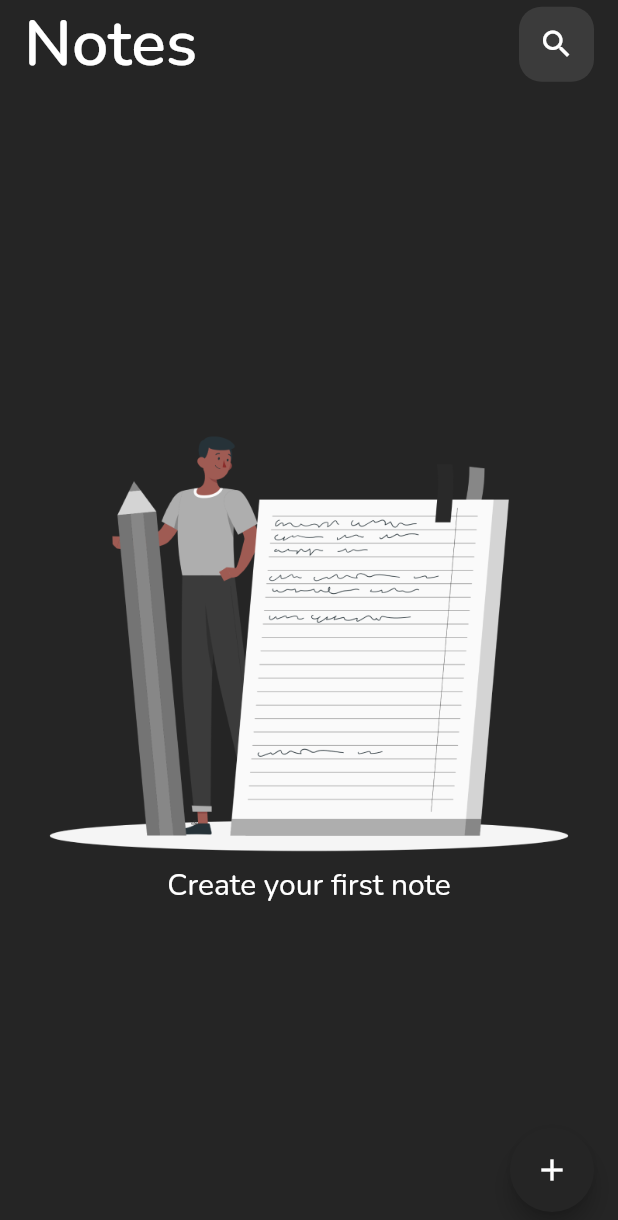
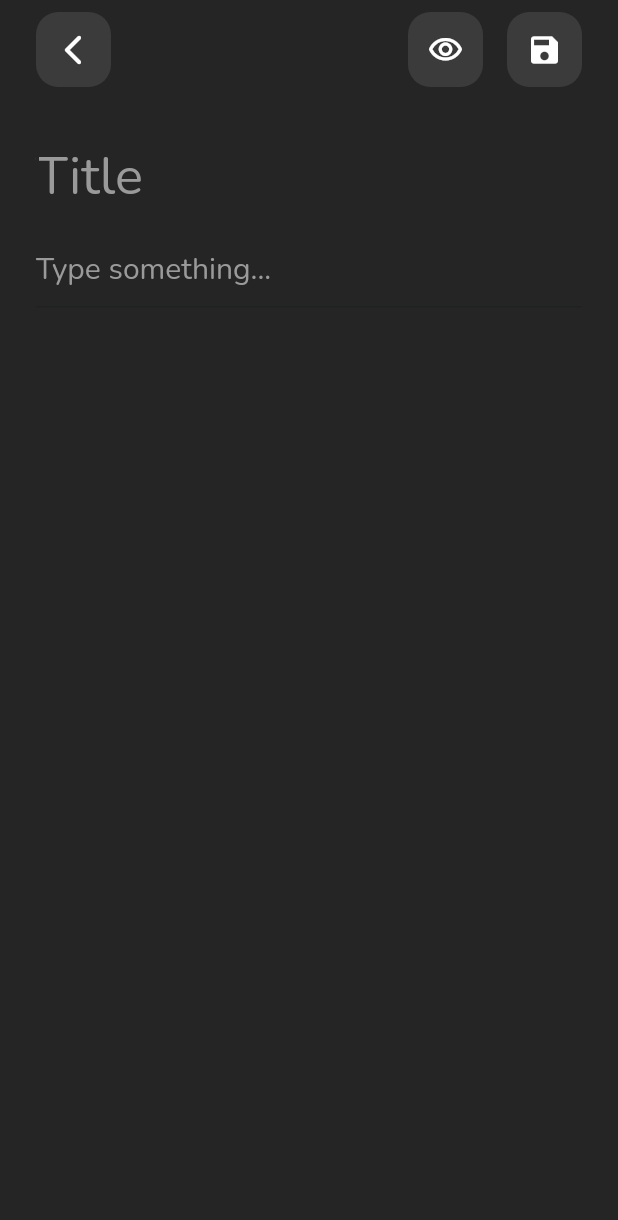
Before and after one commit to SelaseKay/flutter_note_app, a Flutter app: the screen it shows after launch, after a tap on the "add" icon, on a phone screen of 412 x 824 dp. Shown: the top 1220 px of the screen. Run offline on Flutter 3.47's test engine with Material 3 defaults, Android fonts, the phone set to English and light mode, and no system bars.

Commit message:
Build editor screen

```diff
--- a/lib/constants/app_dimens.dart
+++ b/lib/constants/app_dimens.dart
@@ -19,6 +19,8 @@ class AppDimens {
 
   static const paddingMedium = 24.0;
 
+  static const paddingLarge = 32.0;
+
   static const iconButtonSize = 50.0;
 
   static const textFieldHeight = 50.0;
--- a/lib/model/note.dart
+++ b/lib/model/note.dart
@@ -1,7 +1,9 @@
-// class Note {
+class Note {
+  const Note({required this.id, required this.title, required this.body});
 
-//   final int id;
+  final int id;
 
-//   final String
+  final String title;
 
-// }
+  final String body;
+}
--- a/lib/resources/app_drawables.dart
+++ b/lib/resources/app_drawables.dart
@@ -4,6 +4,6 @@ class AppDrawables {
 
   static const createFirstNoteImg = "$_baseUrl/create_first_note.png";
 
-
+  static const noteNotFoundImg = "$_baseUrl/note_note_found.png";
 
 }
--- a/lib/resources/app_strings.dart
+++ b/lib/resources/app_strings.dart
@@ -6,4 +6,10 @@ class AppStrings {
   static const createYourFirstNote = "Create your first note";
 
   static const searchNotes = "Search Notes";
+
+  static const noteNoteFound = "Note not found. Try searching again.";
+
+  static const title = "Title";
+
+  static const typeSomething = "Type something...";
 }
--- a/lib/ux/navigation/navigation.dart
+++ b/lib/ux/navigation/navigation.dart
@@ -1,5 +1,6 @@
 import 'package:flutter/material.dart';
 import 'package:note_app/ux/shared/slide_left_route.dart';
+import 'package:note_app/ux/views/editor_screen.dart';
 import 'package:note_app/ux/views/home_screen.dart';
 import 'package:note_app/ux/views/search_notes_screen.dart';
 
@@ -11,6 +12,7 @@ class Navigation {
 
   static const entry = "/";
   static const searchNotesScreen = "search_notes_screen";
+  static const editorScreen = "editor_screen";
 
   Navigation._();
 
@@ -24,6 +26,14 @@ class Navigation {
         return SlideLeftRoute(widget: const HomeScreen());
       case searchNotesScreen:
         return SlideLeftRoute(widget: const SearchNotesScreen());
+      case editorScreen:
+        assert(settings.arguments != null);
+        assert(settings.arguments is EditorScreenData);
+        final screenData = settings.arguments as EditorScreenData;
+        return SlideLeftRoute(
+            widget: EditorScreen(
+          screenData: screenData,
+        ));
 
       default:
         return openRoute(
@@ -34,9 +44,6 @@ class Navigation {
           ),
         );
     }
-
-
-
   }
 
   //  static openGetStartedScreen({required BuildContext context}) {
@@ -55,24 +62,28 @@ class Navigation {
     Navigator.pushNamed(context, searchNotesScreen);
   }
 
+  static openEditorScreen({required BuildContext context, Object? arguments}) {
+    Navigator.pushNamed(context, editorScreen, arguments: arguments);
+  }
+
+  static back({required BuildContext context}) {
+    Navigator.pop(context);
+  }
+
   // static openOtpVerificationScreen(
   //     {required BuildContext context, Object? arguments}) {
   //   Navigator.pushNamed(context, otpVerificationScreen, arguments: arguments);
   // }
-
-
-
-
 
   // static popToPaymentsScreen({required BuildContext context}) {
   //   Navigator.of(context)
   //     ..pushNamedAndRemoveUntil(
   //         homeScreen, (route) => !Navigator.canPop(context))
   //     ..pushNamed(paymentsScreen);
-    // ..pushNamed(paymentsScreen);
+  // ..pushNamed(paymentsScreen);
 
-    // ..pushNamed(paymentsScreen);
-  }
+  // ..pushNamed(paymentsScreen);
+}
 
   // static openMain({required BuildContext context, required NavigationHostPageConfig pageConfig}) {
   //   Navigator.pushNamedAndRemoveUntil(context, main, (route) => false, arguments: pageConfig);
--- /dev/null
+++ b/lib/ux/shared/editor.dart
@@ -0,0 +1,90 @@
+import 'package:flutter/material.dart';
+import 'package:note_app/config/app_colors.dart';
+import 'package:note_app/constants/app_dimens.dart';
+import 'package:note_app/resources/app_strings.dart';
+
+class Editor extends StatefulWidget {
+  const Editor({
+    super.key,
+    this.title,
+    this.body,
+    this.onTitleChanged,
+    this.onBodyChanged,
+  });
+
+  final String? title;
+  final String? body;
+
+  final Function(String)? onTitleChanged;
+  final Function(String)? onBodyChanged;
+
+  @override
+  State<Editor> createState() => _EditorState();
+}
+
+class _EditorState extends State<Editor> {
+  late final TextEditingController titleController;
+  late final TextEditingController bodyController;
+
+  @override
+  void initState() {
+    super.initState();
+
+    titleController = TextEditingController(text: widget.title ?? "");
+    bodyController = TextEditingController(text: widget.body ?? "");
+  }
+
+  @override
+  Widget build(BuildContext context) {
+    return Column(
+      children: [
+        Padding(
+          padding: const EdgeInsets.symmetric(
+            horizontal: AppDimens.paddingMedium,
+          ),
+          child: TextField(
+            maxLines: 1,
+            controller: titleController,
+            autofocus: true,
+            onChanged: (value) {
+              widget.onTitleChanged!(value);
+            },
+            style: Theme.of(context).textTheme.headlineMedium?.copyWith(
+                  color: Colors.white,
+                ),
+            decoration: InputDecoration(
+              hintStyle: Theme.of(context)
+                  .textTheme
+                  .headlineMedium
+                  ?.copyWith(color: AppColors.gray),
+              hintText: AppStrings.title,
+            ),
+          ),
+        ),
+        Padding(
+          padding: const EdgeInsets.symmetric(
+            horizontal: AppDimens.paddingMedium,
+          ),
+          child: TextField(
+            style: Theme.of(context).textTheme.displaySmall?.copyWith(
+                  color: Colors.white,
+                ),
+            onChanged: (value) {
+              widget.onBodyChanged!(value);
+            },
+            controller: bodyController,
+            keyboardType: TextInputType.multiline,
+            maxLines: null,
+            decoration: InputDecoration(
+              hintStyle: Theme.of(context)
+                  .textTheme
+                  .displaySmall
+                  ?.copyWith(color: AppColors.gray),
+              hintText: AppStrings.typeSomething,
+            ),
+          ),
+        )
+      ],
+    );
+  }
+}
--- /dev/null
+++ b/lib/ux/views/editor_screen.dart
@@ -0,0 +1,164 @@
+import 'package:flutter/material.dart';
+import 'package:note_app/config/app_colors.dart';
+import 'package:note_app/constants/app_dimens.dart';
+import 'package:note_app/model/note.dart';
+import 'package:note_app/resources/app_strings.dart';
+import 'package:note_app/ux/navigation/navigation.dart';
+import 'package:note_app/ux/shared/custom_icon_button.dart';
+import 'package:note_app/ux/shared/editor.dart';
+import 'package:note_app/ux/shared/note_preview.dart';
+
+enum EditorState {
+  preview,
+  edit,
+}
+
+class EditorScreenData {
+  EditorScreenData({
+    this.note,
+    required this.editorState,
+  });
+
+  Note? note;
+  EditorState editorState;
+}
+
+class EditorScreen extends StatefulWidget {
+  EditorScreen({
+    super.key,
+    required this.screenData,
+  });
+
+  EditorScreenData screenData;
+
+  @override
+  State<EditorScreen> createState() => _EditorScreenState();
+}
+
+class _EditorScreenState extends State<EditorScreen> {
+  @override
+  Widget build(BuildContext context) {
+    return Scaffold(
+      body: Column(
+        children: [
+          Padding(
+            padding: EdgeInsets.only(
+              left: AppDimens.paddingMedium,
+              right: AppDimens.paddingMedium,
+              top: MediaQuery.of(context).padding.top + AppDimens.paddingNano,
+            ),
+            child: Row(children: [
+              CustomIconButton(
+                onPressed: () => Navigation.back(context: context),
+                icon: Icons.arrow_back_ios_rounded,
+              ),
+              const Spacer(),
+              Visibility(
+                visible: widget.screenData.editorState == EditorState.edit,
+                child: CustomIconButton(
+                  onPressed: () {
+                    setState(() {
+                      widget.screenData.editorState = EditorState.preview;
+                    });
+                  },
+                  icon: Icons.visibility_outlined,
+                ),
+              ),
+              const SizedBox(width: AppDimens.paddingDefault),
+              Visibility(
+                visible: widget.screenData.editorState == EditorState.edit,
+                child: CustomIconButton(
+                  onPressed: () {
+                    setState(() {
+                      widget.screenData.editorState = EditorState.preview;
+                    });
+                  },
+                  icon: Icons.save,
+                ),
+              ),
+              Visibility(
+                visible: widget.screenData.editorState == EditorState.preview,
+                child: CustomIconButton(
+                  onPressed: () {
+                    setState(() {
+                      widget.screenData.editorState = EditorState.edit;
+                    });
+                  },
+                  icon: Icons.edit,
+                ),
+              ),
+            ]),
+          ),
+          const SizedBox(height: AppDimens.paddingMedium),
+          Expanded(
+            child: widget.screenData.editorState == EditorState.preview
+                ? NotePreview(
+                    title: widget.screenData.note?.title ?? "",
+                    body: widget.screenData.note?.body ?? "",
+                  )
+                : Editor(
+                    title: widget.screenData.note?.title ?? "",
+                    body: widget.screenData.note?.body ?? "",
+                    onTitleChanged: (value) {
+                      setState(() {
+                        final note = Note(
+                            id: 1,
+                            title: value,
+                            body: widget.screenData.note?.body ?? "");
+                        widget.screenData.note = note;
+                      });
+                    },
+                      onBodyChanged: (value) {
+                      setState(() {
+                        final note = Note(
+                            id: 1,
+                            title: widget.screenData.note?.title ?? "",
+                            body: value);
+                        widget.screenData.note = note;
+                      });
+                    },
+                  ),
+          )
+          // Padding(
+          //   padding: const EdgeInsets.symmetric(
+          //     horizontal: AppDimens.paddingMedium,
+          //   ),
+          //   child: TextField(
+          //     maxLines: 1,
+          //     style: Theme.of(context).textTheme.headlineMedium?.copyWith(
+          //           color: Colors.white,
+          //         ),
+          //     decoration: InputDecoration(
+          //       hintStyle: Theme.of(context)
+          //           .textTheme
+          //           .headlineMedium
+          //           ?.copyWith(color: AppColors.gray),
+          //       hintText: AppStrings.title,
+          //     ),
+          //   ),
+          // ),
+
+          //    Padding(
+          //                padding: const EdgeInsets.symmetric(
+          //     horizontal: AppDimens.paddingMedium,
+          //                ),
+          //                child: TextField(
+          //     style: Theme.of(context).textTheme.displaySmall?.copyWith(
+          //           color: Colors.white,
+          //         ),
+          //         keyboardType: TextInputType.multiline,
+          //         maxLines: null,
+          //     decoration: InputDecoration(
+          //       hintStyle: Theme.of(context)
+          //           .textTheme
+          //           .displaySmall
+          //           ?.copyWith(color: AppColors.gray),
+          //       hintText: AppStrings.typeSomething,
+          //     ),
+          //                ),
+          //              )
+        ],
+      ),
+    );
+  }
+}
--- a/lib/ux/views/home_screen.dart
+++ b/lib/ux/views/home_screen.dart
@@ -6,6 +6,7 @@ import 'package:note_app/ux/navigation/navigation.dart';
 import 'package:note_app/ux/shared/custom_icon_button.dart';
 import 'package:note_app/ux/shared/empty_state.dart';
 import 'package:note_app/ux/shared/note_list_item.dart';
+import 'package:note_app/ux/views/editor_screen.dart';
 
 class HomeScreen extends StatelessWidget {
   const HomeScreen({super.key});
@@ -14,7 +15,7 @@ class HomeScreen extends StatelessWidget {
   Widget build(BuildContext context) {
     return Scaffold(
       floatingActionButton: FloatingActionButton(
-        onPressed: () {},
+        onPressed: () => Navigation.openEditorScreen(context: context, arguments: EditorScreenData(editorState: EditorState.edit)),
         backgroundColor: Theme.of(context).primaryColor,
         foregroundColor: Colors.white,
         child: const Icon(Icons.add),
```
Also changed, not shown: lib/ux/shared/note_preview.dart (added, +53 -0 lines), assets/drawables/note_not_found.png (added).
